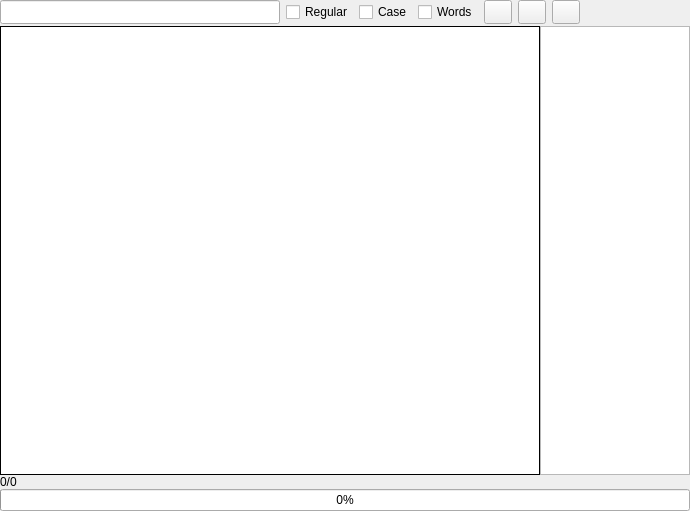
Qt form src/Layout/widgetTracerList.ui (WeizhongLiang/AndroidBoyPublic) before a commit.
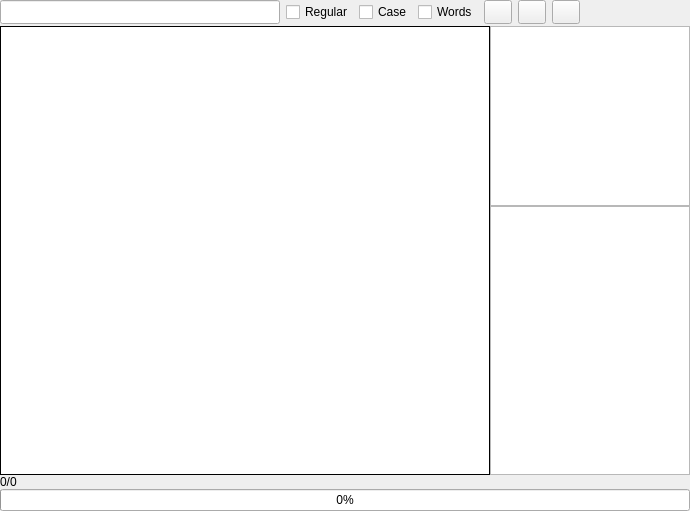
The same form after that commit. Icons and pictures are not drawn.

Commit message: Add tracer file base info into WidgetTracerList

```diff
--- a/src/Layout/widgetTracerList.ui
+++ b/src/Layout/widgetTracerList.ui
@@ -287,6 +287,42 @@
         </widget>
        </item>
        <item>
+        <layout class="QVBoxLayout" name="verticalLayout_2">
+         <property name="leftMargin">
+          <number>0</number>
+         </property>
+         <property name="topMargin">
+          <number>0</number>
+         </property>
+         <property name="rightMargin">
+          <number>0</number>
+         </property>
+         <property name="bottomMargin">
+          <number>0</number>
+         </property>
+         <item>
+          <widget class="QListWidget" name="listBaseInfo">
+           <property name="sizePolicy">
+            <sizepolicy hsizetype="Fixed" vsizetype="Expanding">
+             <horstretch>0</horstretch>
+             <verstretch>0</verstretch>
+            </sizepolicy>
+           </property>
+           <property name="minimumSize">
+            <size>
+             <width>200</width>
+             <height>180</height>
+            </size>
+           </property>
+           <property name="maximumSize">
+            <size>
+             <width>200</width>
+             <height>180</height>
+            </size>
+           </property>
+          </widget>
+         </item>
+         <item>
         <widget class="QListWidget" name="listImportant">
          <property name="sizePolicy">
           <sizepolicy hsizetype="Fixed" vsizetype="Expanding">
@@ -296,17 +332,19 @@
          </property>
          <property name="minimumSize">
           <size>
-           <width>150</width>
+             <width>200</width>
            <height>0</height>
           </size>
          </property>
          <property name="maximumSize">
           <size>
-           <width>150</width>
+             <width>200</width>
            <height>16777215</height>
           </size>
          </property>
         </widget>
+         </item>
+        </layout>
        </item>
       </layout>
      </item>
```
Lines whose indentation alone changed are shown as unchanged. The commit also changes 4 other files.
